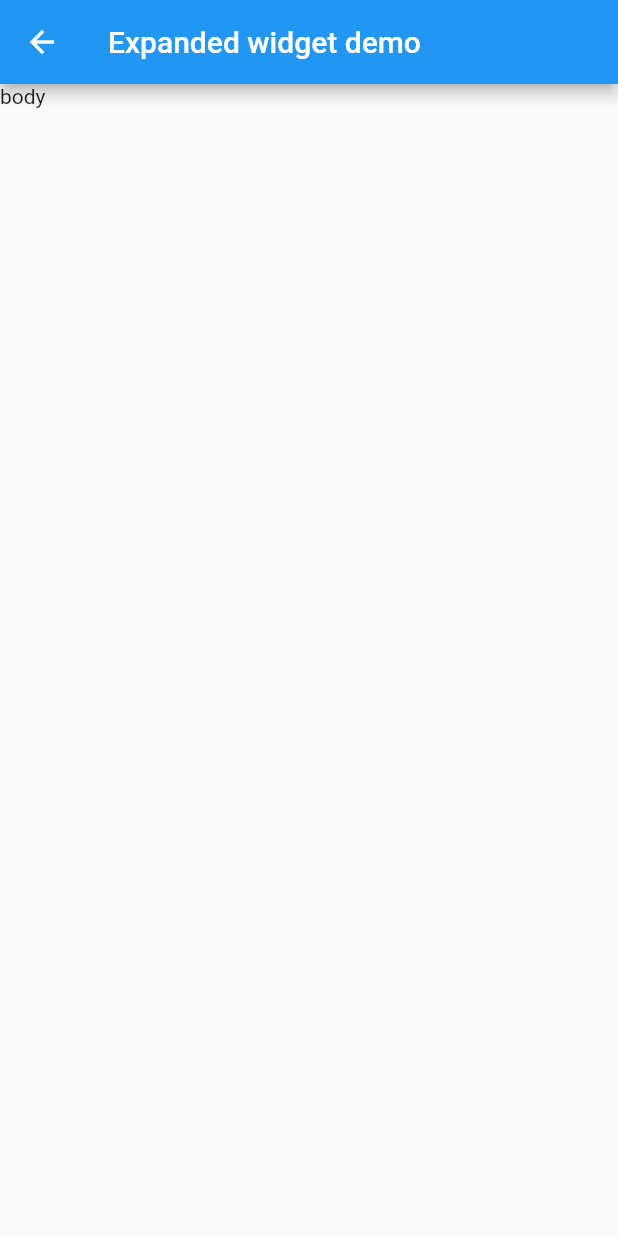
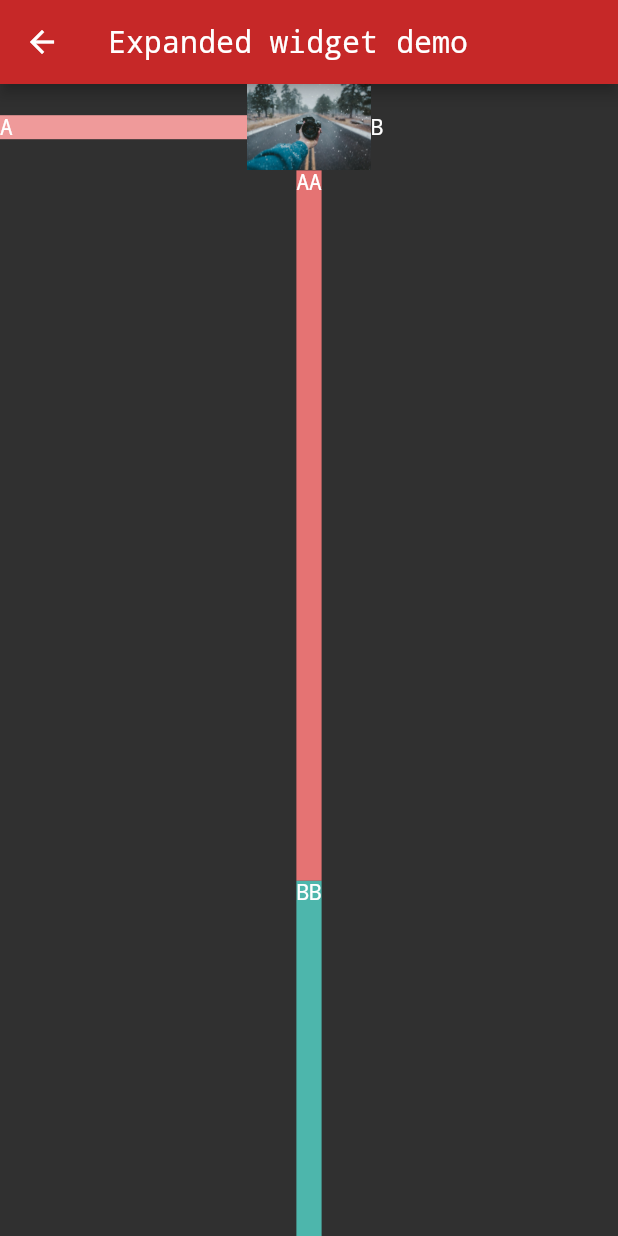
Before and after one commit to nurulakter8/map20-lesson1, a Flutter app: the screen it shows after launch, after a tap on "Expanded Demo", on a phone screen of 412 x 824 dp. Run offline on Flutter 3.47's test engine with Material 2 defaults, Android fonts, the phone set to English and light mode, and no system bars; network calls fail.

Commit message:
name card screen commit

```diff
--- a/lib/main.dart
+++ b/lib/main.dart
@@ -3,6 +3,7 @@ import 'package:lesson1/screens/buttondemo_screen.dart';
 import 'package:lesson1/screens/expandeddemo.dart';
 import 'package:lesson1/screens/fontdemo_screen.dart';
 import 'package:lesson1/screens/imagedemo_screen.dart';
+import 'package:lesson1/screens/namecard.dart';
 import 'package:lesson1/screens/rowcolumndemo_screen.dart';
 import 'package:lesson1/screens/startscreen.dart';
 
@@ -16,6 +17,19 @@ class Lesson1App extends StatelessWidget{  //StatelessWidget is a super class fo
   @override
   Widget build(BuildContext context) {  // build is an Abstruct from superclass thats why we'll have to include it there.
     return MaterialApp(                 // MaterialApp is the root of the app that returns when build is called while application is running.
+      debugShowCheckedModeBanner: false,  // takes the debug banner off the screen
+      theme: ThemeData(
+        brightness: Brightness.dark,    // app background color
+        primaryColor: Colors.red[800], // defult primary color was blue,
+        accentColor: Colors.yellow,    // flotting action button becomes yellow because of theme color
+        fontFamily: 'Monospace',
+        textTheme: TextTheme(
+          headline5: TextStyle(fontSize: 72 ),   //heading
+          headline6: TextStyle(fontSize: 36 ),  //title
+          bodyText1: TextStyle(fontSize: 20 ),   //body1
+          bodyText2: TextStyle(fontSize: 14 ),   //body2
+        ),
+      ),
       initialRoute: StartScreen.routName,  // tells route which will be the initial screen
       routes: {                 //routes is a map data structure
         StartScreen.routName : (context) => StartScreen(),    // key is the string (declared as static const) and the value is the function. Will have to
@@ -25,6 +39,8 @@ class Lesson1App extends StatelessWidget{  //StatelessWidget is a super class fo
         FontDemoScreen.routeName: (context) => FontDemoScreen(),
         RowColumnDemoScreen.routeName: (context) => RowColumnDemoScreen(),
         ExpandedDemoScreen.routeName: (context) => ExpandedDemoScreen(),
+        NameCardScreen.routeName: (context)=> NameCardScreen(),
+
         },
     );
 
--- a/lib/screens/buttondemo_screen.dart
+++ b/lib/screens/buttondemo_screen.dart
@@ -12,7 +12,7 @@ class ButtonDemoScreen extends StatelessWidget {
       floatingActionButton: FloatingActionButton(
         onPressed: () => print('floating action button'),
         child: Icon(Icons.add),
-        backgroundColor: Colors.red[200],
+        // backgroundColor: Colors.red[200],
       ),
       body: Column(children: <Widget>[
         RaisedButton(
--- a/lib/screens/expandeddemo.dart
+++ b/lib/screens/expandeddemo.dart
@@ -1,7 +1,6 @@
 import 'package:flutter/material.dart';
 
 class ExpandedDemoScreen extends StatelessWidget {
-
   static const routeName = '/expandedDemoScreen';
   @override
   Widget build(BuildContext context) {
@@ -9,7 +8,43 @@ class ExpandedDemoScreen extends StatelessWidget {
       appBar: AppBar(
         title: Text("Expanded widget demo"),
       ),
-      body: Text("body"),
+      body: Column(
+        children: [
+          Row(
+            children: <Widget>[
+              Expanded(
+                flex:
+                    2, // flex is to controll how to share area among others horizontally
+                child: Container(
+                  color: Colors.red[200],
+                  child: Text("A"),
+                ),
+              ),
+              Expanded(
+                flex: 1,
+                child: Image.asset('images/img1.jpeg'),
+              ),
+              Expanded(
+                flex: 2,
+                child: Text('B'),
+              )
+            ],
+          ),
+          Expanded(
+            flex: 2,   // flex is beign used vertically 2/3
+                      child: Container(
+              color: Colors.red[300],
+              child: Text('AA'),
+            ),
+          ),
+          Expanded(
+                      child: Container(
+              color: Colors.teal[300],
+              child: Text('BB'),
+            ),
+          ),
+        ],
+      ),
     );
   }
 }
--- a/lib/screens/startscreen.dart
+++ b/lib/screens/startscreen.dart
@@ -3,6 +3,7 @@ import 'package:lesson1/screens/buttondemo_screen.dart';
 import 'package:lesson1/screens/expandeddemo.dart';
 import 'package:lesson1/screens/fontdemo_screen.dart';
 import 'package:lesson1/screens/imagedemo_screen.dart';
+import 'package:lesson1/screens/namecard.dart';
 import 'package:lesson1/screens/rowcolumndemo_screen.dart';
 
 class StartScreen extends StatelessWidget {
@@ -22,7 +23,7 @@ class StartScreen extends StatelessWidget {
         crossAxisAlignment: CrossAxisAlignment.start,
         children: <Widget>[
           RaisedButton(
-            child: Text('Image Demo'),
+            child: Text('Image Demo', style: Theme.of(context).textTheme.headline6,), //heading 6 is title theme from startscreen
             onPressed: () => Navigator.pushNamed(context, ImageDemoScreen.routName),   // on press we will go to new image screen page
             // we can use => when we only have one statement. Don't need to use curly brace
           ),
@@ -46,6 +47,11 @@ class StartScreen extends StatelessWidget {
             icon: Icon(Icons.router, color: Colors.red[900],),       // there are more under flutter Icon API
             label: Text('Expanded Demo'),
           ),
+          RaisedButton.icon(
+            onPressed: () => Navigator.pushNamed(context, NameCardScreen.routeName),
+            icon: Icon(Icons.router, color: Colors.red[900],),       // there are more under flutter Icon API
+            label: Text('Namecard Demo'),
+          ),
         ],
       ),
     );
--- a/pubspec.yaml
+++ b/pubspec.yaml
@@ -47,7 +47,7 @@ flutter:
   # To add assets to your application, add an assets section, like this:
   assets:
     - images/img1.jpeg
-  #   - images/a_dot_ham.jpeg
+    - images/profilePic.JPG  #have to run 'flutter packages get' to get it installed
 
   # An image asset can refer to one or more resolution-specific "variants", see
   # https://flutter.dev/assets-and-images/#resolution-aware.
```
Also changed, not shown: lib/screens/namecard.dart (added, +57 -0 lines), 1 other file.
